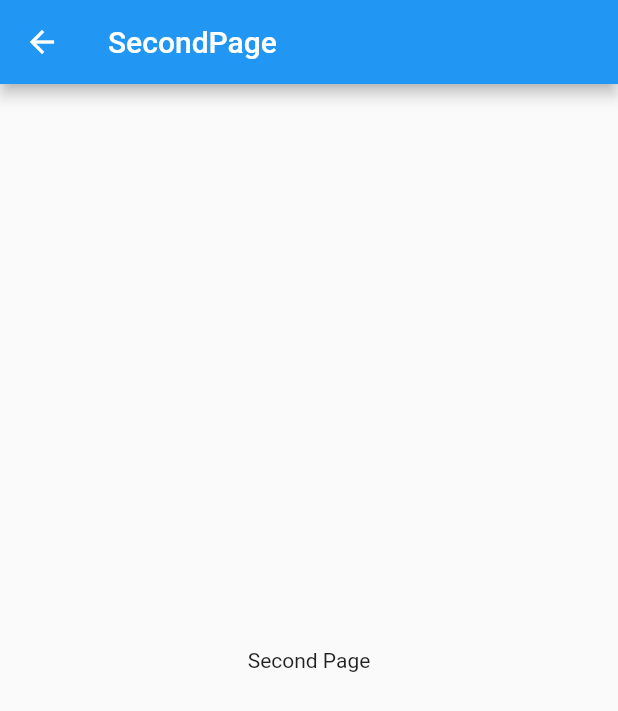
After one commit to HelloCore/reimagined_octo_barnacle, a Flutter app: the screen it shows after launch, after a tap on "Fade", on a phone screen of 412 x 824 dp. The commit adds this screen. Shown: the top 711 px of the screen. Run offline on Flutter 3.47's test engine with Material 2 defaults, Android fonts, the phone set to English and light mode, and no system bars.

Commit message:
Add main page and animation

```diff
--- /dev/null
+++ b/lib/pages/launcher_page.dart
@@ -0,0 +1,39 @@
+import 'package:animations/animations.dart';
+import 'package:flutter/material.dart';
+import 'package:reimagined_octo_barnacle/pages/main_page.dart';
+
+class LauncherPage extends StatefulWidget {
+  @override
+  _LauncherPageState createState() => _LauncherPageState();
+}
+
+class _LauncherPageState extends State<LauncherPage> {
+  @override
+  void initState() {
+    super.initState();
+
+    WidgetsBinding.instance.addPostFrameCallback((timeStamp) async {
+      await Future.delayed(Duration(seconds: 1));
+      Navigator.of(context).pushReplacement(PageRouteBuilder(
+          pageBuilder: (context, animation, secondaryAnimation) => MainPage(),
+          transitionsBuilder: (context, animation, secondaryAnimation, child) {
+            return FadeThroughTransition(
+              animation: animation,
+              secondaryAnimation: secondaryAnimation,
+              child: child,
+            );
+          }));
+    });
+  }
+
+  @override
+  Widget build(BuildContext context) {
+    return Scaffold(
+      body: Container(
+        child: Center(
+          child: Text('Loading...'),
+        ),
+      ),
+    );
+  }
+}
--- /dev/null
+++ b/lib/pages/main_page.dart
@@ -0,0 +1,45 @@
+import 'package:flutter/material.dart';
+import 'package:reimagined_octo_barnacle/pages/second_page.dart';
+
+class MainPage extends StatefulWidget {
+  @override
+  _MainPageState createState() => _MainPageState();
+}
+
+class _MainPageState extends State<MainPage> {
+  @override
+  Widget build(BuildContext context) {
+    return Scaffold(
+      appBar: AppBar(
+        title: Text('Animations'),
+      ),
+      body: Container(
+          child: ListView(
+        children: [
+          Hero(
+            tag: 'hero-fade',
+            child: Material(
+              child: ListTile(
+                onTap: () {
+                  Navigator.of(context).push(PageRouteBuilder(
+                      pageBuilder: (context, animation, secondaryAnimation) =>
+                          SecondPage(
+                            tag: 'hero-fade',
+                          ),
+                      transitionsBuilder:
+                          (context, animation, secondaryAnimation, child) {
+                        return FadeTransition(
+                          opacity: animation,
+                          child: child,
+                        );
+                      }));
+                },
+                title: Text('Fade'),
+              ),
+            ),
+          )
+        ],
+      )),
+    );
+  }
+}
--- /dev/null
+++ b/lib/pages/second_page.dart
@@ -0,0 +1,19 @@
+import 'package:flutter/material.dart';
+
+class SecondPage extends StatelessWidget {
+  final String tag;
+
+  const SecondPage({Key key, @required this.tag}) : super(key: key);
+
+  @override
+  Widget build(BuildContext context) {
+    return Scaffold(
+      appBar: AppBar(
+        title: Text('SecondPage'),
+      ),
+      body: Center(
+        child: Hero(tag: tag, child: Text('Second Page')),
+      ),
+    );
+  }
+}
```
Also changed, not shown: lib/main.dart (+5 -87 lines), 3 other files.
